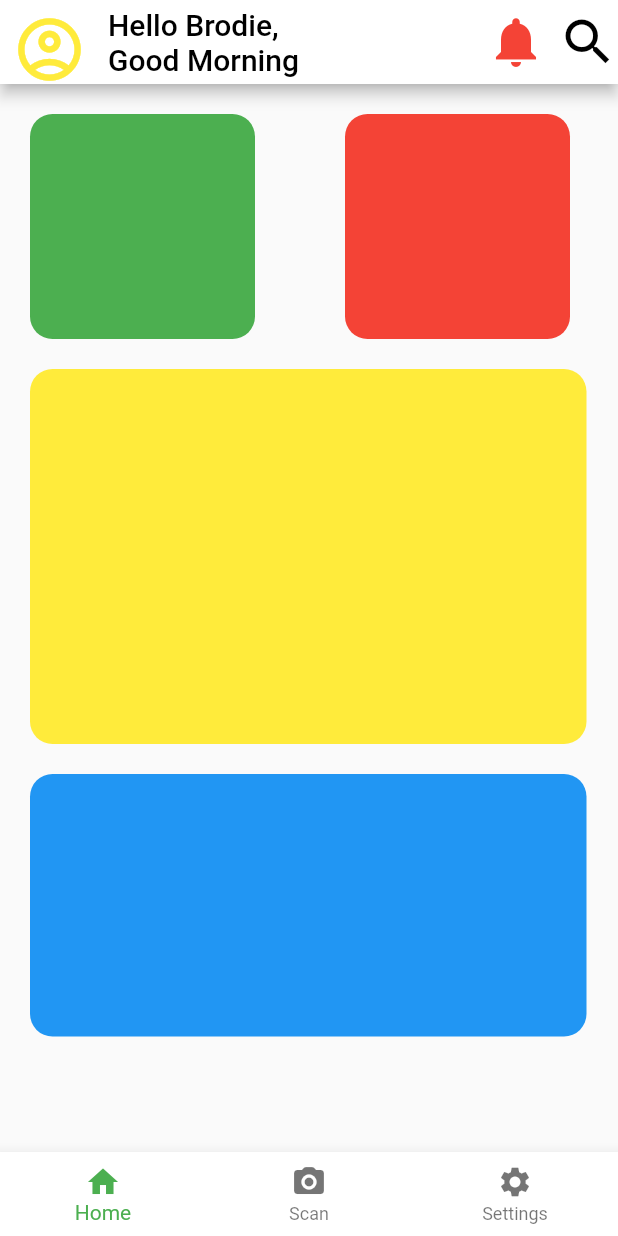
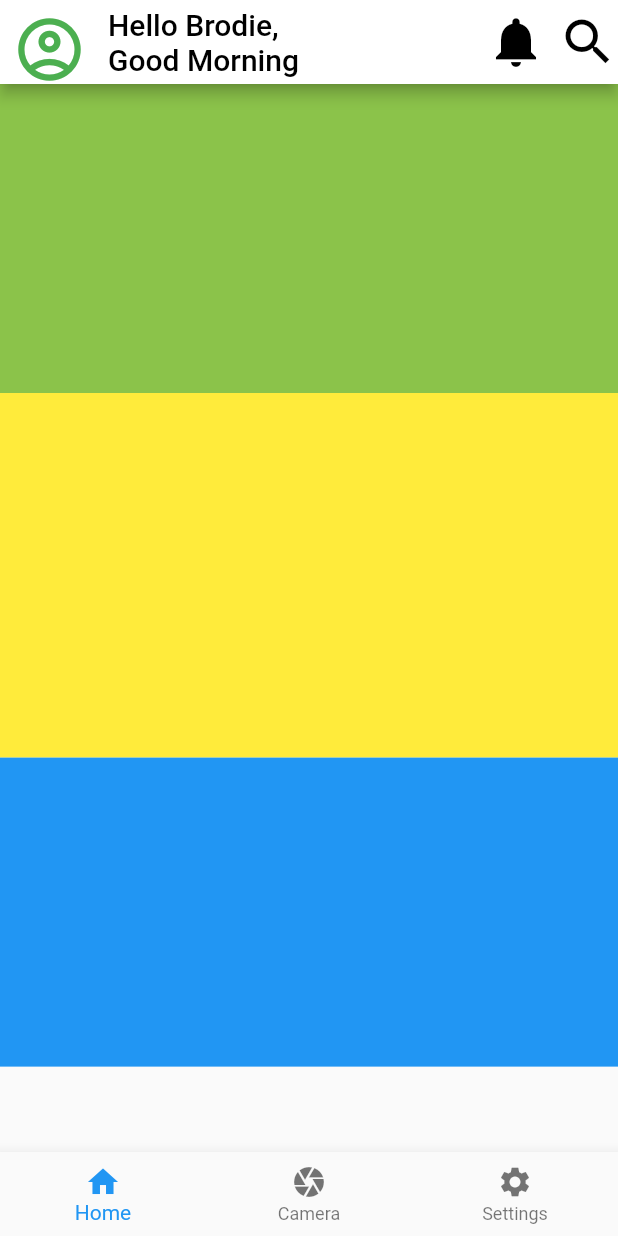
Before and after one commit to SimonOmalley/taswasteapptest, a Flutter app: the screen it shows after launch, on a phone screen of 412 x 824 dp. Run offline on Flutter 3.47's test engine with Material 2 defaults, Android fonts, the phone set to English and light mode, and no system bars.

Commit message:
Bottom NavBar

```diff
--- a/lib/screens/Dashboard.dart
+++ b/lib/Dashboard.dart
@@ -1,6 +1,13 @@
 import 'package:flutter/material.dart';
 
-class Home extends StatelessWidget {
+class MyHome extends StatefulWidget {
+  const MyHome({Key? key}) : super(key: key);
+
+  @override
+  State<MyHome> createState() => Home();
+}
+
+class Home extends State<MyHome> {
   @override
   Widget build(BuildContext context) {
     return Scaffold(
@@ -9,47 +16,34 @@ class Home extends StatelessWidget {
           Row(
             children: [
               Container(
-                width: 150.0,
-                height: 150.0,
-                margin: EdgeInsets.fromLTRB(20, 20, 10, 0),
-                alignment: Alignment.center,
-                decoration: BoxDecoration(
-                    color: Colors.green,
-                    borderRadius: BorderRadius.circular(15.0)),
-              ),
-              Container(
-                width: 150.0,
-                height: 150.0,
-                margin: EdgeInsets.fromLTRB(50, 20, 10, 0),
-                decoration: BoxDecoration(
-                    color: Colors.red,
-                    borderRadius: BorderRadius.circular(15.0)),
+                height: MediaQuery.of(context).size.height * 0.25,
+                width: MediaQuery.of(context).size.width,
+                padding: EdgeInsets.all(20.0),
+                color: Colors.lightGreen,
               ),
             ],
           ),
           Row(
             children: [
               Container(
-                width: 371.0,
-                height: 250.0,
+                height: MediaQuery.of(context).size.height * 0.295,
+                width: MediaQuery.of(context).size.width,
                 padding: EdgeInsets.all(20.0),
-                margin: EdgeInsets.fromLTRB(20, 20, 20, 20),
                 alignment: Alignment.centerRight,
                 decoration: BoxDecoration(
-                    color: Colors.yellow,
-                    borderRadius: BorderRadius.circular(15.0)),
-              ),
+                  color: Colors.yellow,
+                ),
+              )
             ],
           ),
           Row(
             children: [
               Container(
-                width: 371.0,
-                height: 175,
-                margin: EdgeInsets.fromLTRB(20, 0, 20, 20),
+                height: MediaQuery.of(context).size.height * 0.25,
+                width: MediaQuery.of(context).size.width,
+                padding: EdgeInsets.all(20.0),
                 decoration: BoxDecoration(
                   color: Colors.blue,
-                  borderRadius: BorderRadius.circular(15.0),
                 ),
               ),
             ],
@@ -72,7 +66,7 @@ class Home extends StatelessWidget {
           icon: Icon(
             Icons.account_circle_outlined,
             size: 50,
-            color: Colors.yellow,
+            color: Colors.green,
           ),
         ),
         actions: [
@@ -81,7 +75,7 @@ class Home extends StatelessWidget {
             icon: Icon(
               Icons.notifications,
               size: 40,
-              color: Colors.red,
+              color: Colors.black,
             ),
           ),
           IconButton(
@@ -95,22 +89,20 @@ class Home extends StatelessWidget {
         ],
       ),
       bottomNavigationBar: BottomNavigationBar(
-        backgroundColor: Colors.white,
         items: const <BottomNavigationBarItem>[
           BottomNavigationBarItem(
             icon: Icon(Icons.home),
             label: 'Home',
           ),
           BottomNavigationBarItem(
-            icon: Icon(Icons.camera_alt_rounded),
-            label: 'Scan',
+            icon: Icon(Icons.camera),
+            label: 'Camera',
           ),
           BottomNavigationBarItem(
             icon: Icon(Icons.settings),
             label: 'Settings',
           ),
         ],
-        selectedItemColor: Colors.green,
       ),
     );
   }
--- a/lib/main.dart
+++ b/lib/main.dart
@@ -1,5 +1,5 @@
 import 'package:flutter/material.dart';
-import 'screens/Dashboard.dart';
+import 'Dashboard.dart';
 
 void main() => runApp(const WasteApp());
 
@@ -11,7 +11,7 @@ class WasteApp extends StatelessWidget {
     return MaterialApp(
       title: "Tas Waste App",
       themeMode: ThemeMode.system,
-      home: Home(),
+      home: MyHome(),
     );
   }
 }
```
